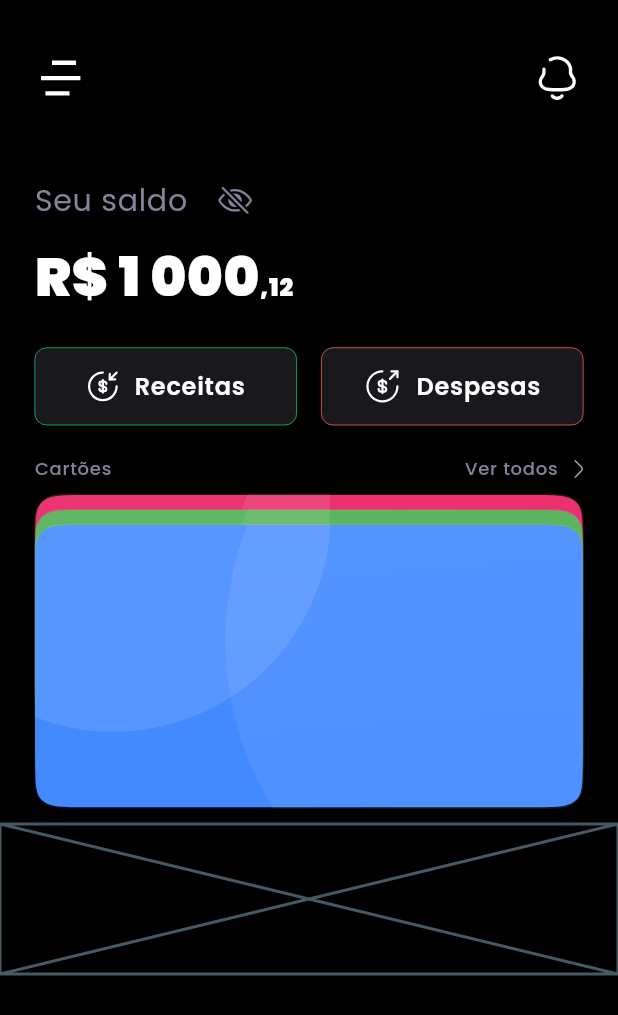
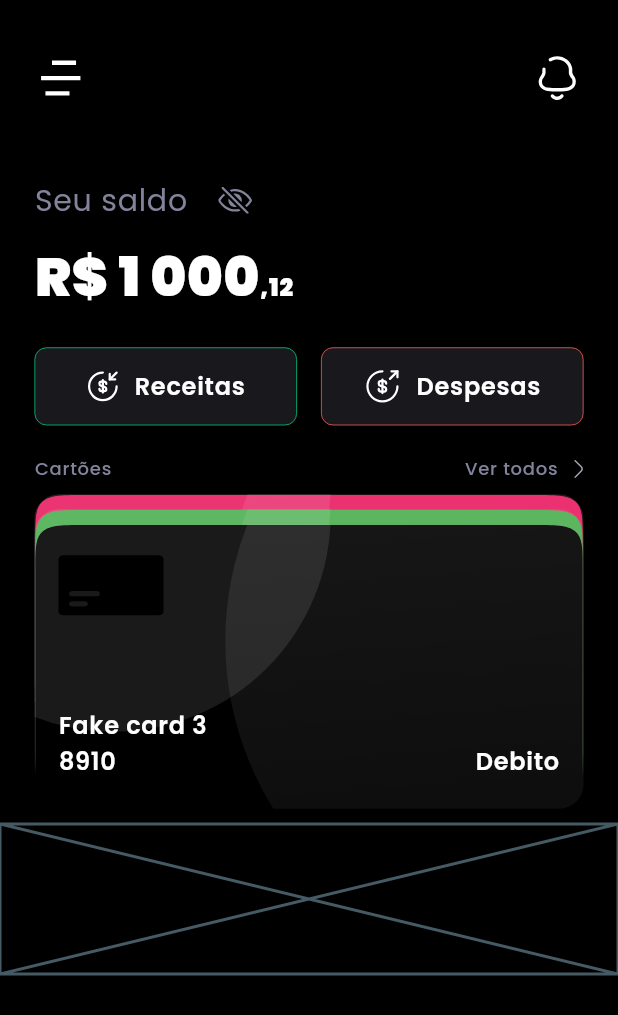
Before and after one commit to eric218110/projectzeta, a Flutter app: the screen it shows after launch, after a tap on an icon or button, on a phone screen of 412 x 824 dp. Shown: the top 1015 px of the screen. Run offline on Flutter 3.47's test engine with Material 3 defaults, Android fonts, the light colour scheme and no system bars; our stand-ins replace flutter_svg, get_it, go_router, google_fonts; missing offline and left inert: mobkit_dashed_border.

Commit message:
feat: positioned basic widgets

```diff
--- a/lib/domain/model/card/card_model.dart
+++ b/lib/domain/model/card/card_model.dart
@@ -2,6 +2,14 @@ import 'package:flutter/material.dart';
 
 class CardModel {
   final Color color;
+  final String name;
+  final String lastNumbers;
+  final String cardType;
 
-  CardModel({required this.color});
+  CardModel({
+    required this.name,
+    required this.lastNumbers,
+    required this.cardType,
+    required this.color,
+  });
 }
--- a/lib/presentation/components/cards/animated/render_content_card_animated.dart
+++ b/lib/presentation/components/cards/animated/render_content_card_animated.dart
@@ -1,16 +1,18 @@
 import 'package:flutter/material.dart';
+import 'package:projectzeta/domain/domain.dart';
 import 'package:projectzeta/presentation/components/components.dart';
+import 'package:projectzeta/presentation/components/painters/card/default_symbol_card.dart';
 import 'package:projectzeta/presentation/theme/theme.dart';
 
 class RenderContentCardAnimated extends StatefulWidget {
-  final Color color;
+  final CardModel card;
   final VoidCallback onSlideDown;
   final VoidCallback onSlideUp;
   final int additionalTop;
 
   const RenderContentCardAnimated({
     super.key,
-    required this.color,
+    required this.card,
     required this.onSlideDown,
     required this.onSlideUp,
     required this.additionalTop,
@@ -22,7 +24,7 @@ class RenderContentCardAnimated extends StatefulWidget {
 }
 
 class _RenderContentCardAnimatedState extends State<RenderContentCardAnimated> {
-  late final Color color;
+  late final CardModel card;
   late final VoidCallback onSlideDown;
   late final VoidCallback onSlideUp;
 
@@ -32,7 +34,7 @@ class _RenderContentCardAnimatedState extends State<RenderContentCardAnimated> {
   @override
   void initState() {
     super.initState();
-    color = widget.color;
+    card = widget.card;
     onSlideDown = widget.onSlideDown;
     onSlideUp = widget.onSlideUp;
   }
@@ -90,7 +92,40 @@ class _RenderContentCardAnimatedState extends State<RenderContentCardAnimated> {
         child: ClipRRect(
           borderRadius: BorderRadius.circular(16),
           child: CustomPaint(
-            painter: PlaceholderCardPainter(color: color),
+            painter: PlaceholderCardPainter(color: card.color),
+            child: Padding(
+              padding: const EdgeInsets.symmetric(
+                horizontal: DimensionApplication.large,
+                vertical: DimensionApplication.extraLarge,
+              ),
+              child: Column(
+                mainAxisAlignment: MainAxisAlignment.spaceBetween,
+                crossAxisAlignment: CrossAxisAlignment.start,
+                children: [
+                  CustomPaint(
+                    painter: DefaultSymbolCard(color: card.color),
+                  ),
+                  IntrinsicHeight(
+                    child: Row(
+                      mainAxisAlignment: MainAxisAlignment.spaceBetween,
+                      crossAxisAlignment: CrossAxisAlignment.end,
+                      children: [
+                        Column(
+                          crossAxisAlignment: CrossAxisAlignment.start,
+                          children: [
+                            CustomText(context: context).h3(text: card.name),
+                            CustomText(context: context).h3(
+                              text: card.lastNumbers,
+                            ),
+                          ],
+                        ),
+                        CustomText(context: context).h3(text: card.cardType),
+                      ],
+                    ),
+                  ),
+                ],
+              ),
+            ),
           ),
         ),
       ),
--- a/lib/presentation/components/cards/animated/show_content_card_animated.dart
+++ b/lib/presentation/components/cards/animated/show_content_card_animated.dart
@@ -31,9 +31,24 @@ class _ShowContentCardAnimatedState extends State<ShowContentCardAnimated> {
   late double _height = 0;
 
   final List<CardModel> cardList = [
-    CardModel(color: Colors.pink),
-    CardModel(color: Colors.green),
-    CardModel(color: Colors.blueAccent),
+    CardModel(
+      color: Colors.pink,
+      name: 'Fake card 1',
+      lastNumbers: '1234',
+      cardType: 'Credito',
+    ),
+    CardModel(
+      color: Colors.green,
+      name: 'Fake card 2',
+      lastNumbers: '4567',
+      cardType: 'Alimentacao',
+    ),
+    CardModel(
+      color: Colors.black,
+      name: 'Fake card 3',
+      lastNumbers: '8910',
+      cardType: 'Debito',
+    ),
   ];
 
   @override
@@ -93,11 +108,11 @@ class _ShowContentCardAnimatedState extends State<ShowContentCardAnimated> {
     listWidget.add(const AddCard());
 
     cardList.asMap().entries.forEach((entry) {
-      Color color = entry.value.color;
+      var card = entry.value;
       int additionalTop = entry.key * _factorToSumAdditionHeight;
 
       listWidget.add(RenderContentCardAnimated(
-        color: color,
+        card: card,
         onSlideDown: _onSlideDown,
         onSlideUp: _onSlideUp,
         additionalTop: additionalTop,
--- /dev/null
+++ b/lib/presentation/components/painters/card/default_symbol_card.dart
@@ -0,0 +1,49 @@
+import 'package:flutter/material.dart';
+import 'package:projectzeta/presentation/theme/theme.dart';
+
+class DefaultSymbolCard extends CustomPainter {
+  final Color color;
+
+  DefaultSymbolCard({super.repaint, required this.color});
+
+  @override
+  void paint(Canvas canvas, Size size) {
+    Path path = Path();
+
+    path.moveTo(66.6531, 0.652344);
+    path.lineTo(3.3469, 0.652344);
+    path.cubicTo(1.49849, 0.652344, 0, 1.81989, 0, 3.26032);
+    path.lineTo(0, 38.0441);
+    path.cubicTo(0, 39.4846, 1.49849, 40.6523, 3.3469, 40.6523);
+    path.lineTo(66.6531, 40.6523);
+    path.cubicTo(68.5015, 40.6523, 70, 39.4846, 70, 38.0441);
+    path.lineTo(70, 3.26032);
+    path.cubicTo(70, 1.81989, 68.5015, 0.652344, 66.6531, 0.652344);
+    path.close();
+    path.moveTo(17.2949, 34.8214);
+    path.lineTo(9.33333, 34.8214);
+    path.cubicTo(8.04476, 34.8214, 7, 34.0073, 7, 33.0032);
+    path.cubicTo(7, 31.9991, 8.04476, 31.185, 9.33333, 31.185);
+    path.lineTo(17.2949, 31.185);
+    path.cubicTo(18.5835, 31.185, 19.6283, 31.9991, 19.6283, 33.0032);
+    path.cubicTo(19.6283, 34.0073, 18.5835, 34.8214, 17.2949, 34.8214);
+    path.close();
+    path.moveTo(25.2554, 28.0032);
+    path.lineTo(9.33333, 28.0032);
+    path.cubicTo(8.04476, 28.0032, 7, 27.1891, 7, 26.185);
+    path.cubicTo(7, 25.1809, 8.04476, 24.3668, 9.33333, 24.3668);
+    path.lineTo(25.2554, 24.3668);
+    path.cubicTo(26.5439, 24.3668, 27.5887, 25.1809, 27.5887, 26.185);
+    path.cubicTo(27.5887, 27.1891, 26.5439, 28.0032, 25.2554, 28.0032);
+    path.close();
+
+    Paint paintFill = Paint()..style = PaintingStyle.fill;
+    paintFill.color = ColorsUtils.adjustColor(color);
+    canvas.drawPath(path, paintFill);
+  }
+
+  @override
+  bool shouldRepaint(covariant CustomPainter oldDelegate) {
+    return true;
+  }
+}
--- a/lib/presentation/theme/colors.dart
+++ b/lib/presentation/theme/colors.dart
@@ -75,3 +75,21 @@ const MaterialColor primarySwatchProjectZeta = MaterialColor(
 );
 
 const int _purplePrimaryValue = 0xFF7722ff;
+
+class ColorsUtils {
+  static Color adjustColor(Color color) => _darkenColor(color, 0.2);
+
+  static Color _darkenColor(Color color, [double amount = 0.2]) {
+    assert(amount >= 0 && amount <= 1);
+
+    final int r = color.red;
+    final int g = color.green;
+    final int b = color.blue;
+
+    final int darkenedR = (r * (1 - amount)).round();
+    final int darkenedG = (g * (1 - amount)).round();
+    final int darkenedB = (b * (1 - amount)).round();
+
+    return Color.fromARGB(color.alpha, darkenedR, darkenedG, darkenedB);
+  }
+}
```
Also changed, not shown: assets/svg/Vector.svg (added).
